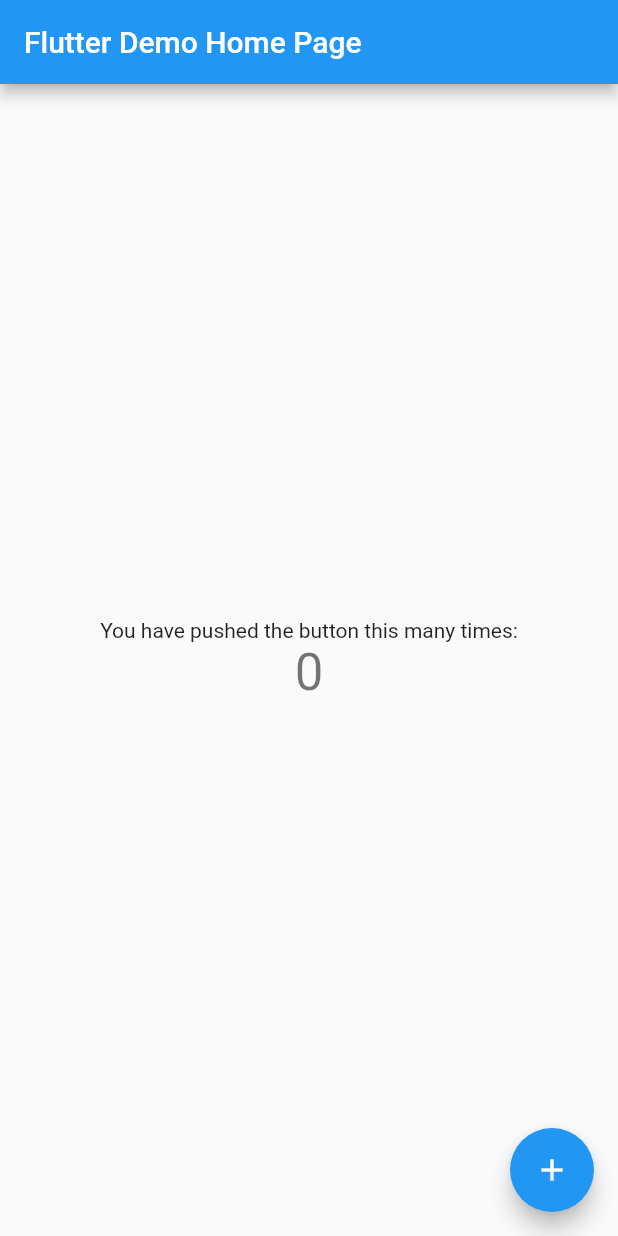
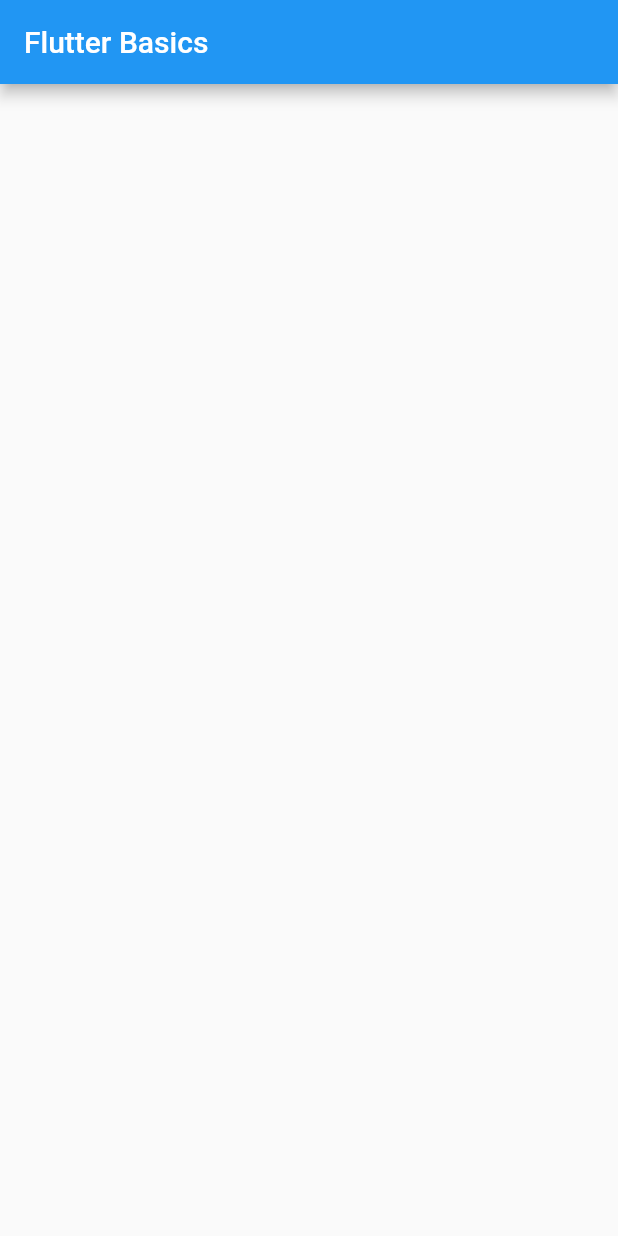
Before and after one commit to E837/B.Sc-Flutter-course, a Flutter app: the screen it shows after launch, on a phone screen of 412 x 824 dp. Run offline on Flutter 3.47's test engine with Material 2 defaults, Android fonts, the phone set to English and light mode, and no system bars.

Commit message:
a Scaffold with an AppBar

```diff
--- a/lib/main.dart
+++ b/lib/main.dart
@@ -7,109 +7,27 @@
 class MyApp extends StatelessWidget {
   const MyApp({Key? key}) : super(key: key);
 
-  // This widget is the root of your application.
   @override
   Widget build(BuildContext context) {
     return MaterialApp(
       title: 'Flutter Demo',
       theme: ThemeData(
-        // This is the theme of your application.
-        //
-        // Try running your application with "flutter run". You'll see the
-        // application has a blue toolbar. Then, without quitting the app, try
-        // changing the primarySwatch below to Colors.green and then invoke
-        // "hot reload" (press "r" in the console where you ran "flutter run",
-        // or simply save your changes to "hot reload" in a Flutter IDE).
-        // Notice that the counter didn't reset back to zero; the application
-        // is not restarted.
         primarySwatch: Colors.blue,
       ),
-      home: const MyHomePage(title: 'Flutter Demo Home Page'),
+      home: const MyHomePage(),
     );
   }
 }
 
-class MyHomePage extends StatefulWidget {
-  const MyHomePage({Key? key, required this.title}) : super(key: key);
-
-  // This widget is the home page of your application. It is stateful, meaning
-  // that it has a State object (defined below) that contains fields that affect
-  // how it looks.
-
-  // This class is the configuration for the state. It holds the values (in this
-  // case the title) provided by the parent (in this case the App widget) and
-  // used by the build method of the State. Fields in a Widget subclass are
-  // always marked "final".
-
-  final String title;
-
-  @override
-  State<MyHomePage> createState() => _MyHomePageState();
-}
-
-class _MyHomePageState extends State<MyHomePage> {
-  int _counter = 0;
-
-  void _incrementCounter() {
-    setState(() {
-      // This call to setState tells the Flutter framework that something has
-      // changed in this State, which causes it to rerun the build method below
-      // so that the display can reflect the updated values. If we changed
-      // _counter without calling setState(), then the build method would not be
-      // called again, and so nothing would appear to happen.
-      _counter++;
-    });
-  }
+class MyHomePage extends StatelessWidget {
+  const MyHomePage({Key? key}) : super(key: key);
 
   @override
   Widget build(BuildContext context) {
-    // This method is rerun every time setState is called, for instance as done
-    // by the _incrementCounter method above.
-    //
-    // The Flutter framework has been optimized to make rerunning build methods
-    // fast, so that you can just rebuild anything that needs updating rather
-    // than having to individually change instances of widgets.
     return Scaffold(
       appBar: AppBar(
-        // Here we take the value from the MyHomePage object that was created by
-        // the App.build method, and use it to set our appbar title.
-        title: Text(widget.title),
+        title: const Text('Flutter Basics'),
       ),
-      body: Center(
-        // Center is a layout widget. It takes a single child and positions it
-        // in the middle of the parent.
-        child: Column(
-          // Column is also a layout widget. It takes a list of children and
-          // arranges them vertically. By default, it sizes itself to fit its
-          // children horizontally, and tries to be as tall as its parent.
-          //
-          // Invoke "debug painting" (press "p" in the console, choose the
-          // "Toggle Debug Paint" action from the Flutter Inspector in Android
-          // Studio, or the "Toggle Debug Paint" command in Visual Studio Code)
-          // to see the wireframe for each widget.
-          //
-          // Column has various properties to control how it sizes itself and
-          // how it positions its children. Here we use mainAxisAlignment to
-          // center the children vertically; the main axis here is the vertical
-          // axis because Columns are vertical (the cross axis would be
-          // horizontal).
-          mainAxisAlignment: MainAxisAlignment.center,
-          children: <Widget>[
-            const Text(
-              'You have pushed the button this many times:',
-            ),
-            Text(
-              '$_counter',
-              style: Theme.of(context).textTheme.headline4,
-            ),
-          ],
-        ),
-      ),
-      floatingActionButton: FloatingActionButton(
-        onPressed: _incrementCounter,
-        tooltip: 'Increment',
-        child: const Icon(Icons.add),
-      ), // This trailing comma makes auto-formatting nicer for build methods.
     );
   }
 }
```
